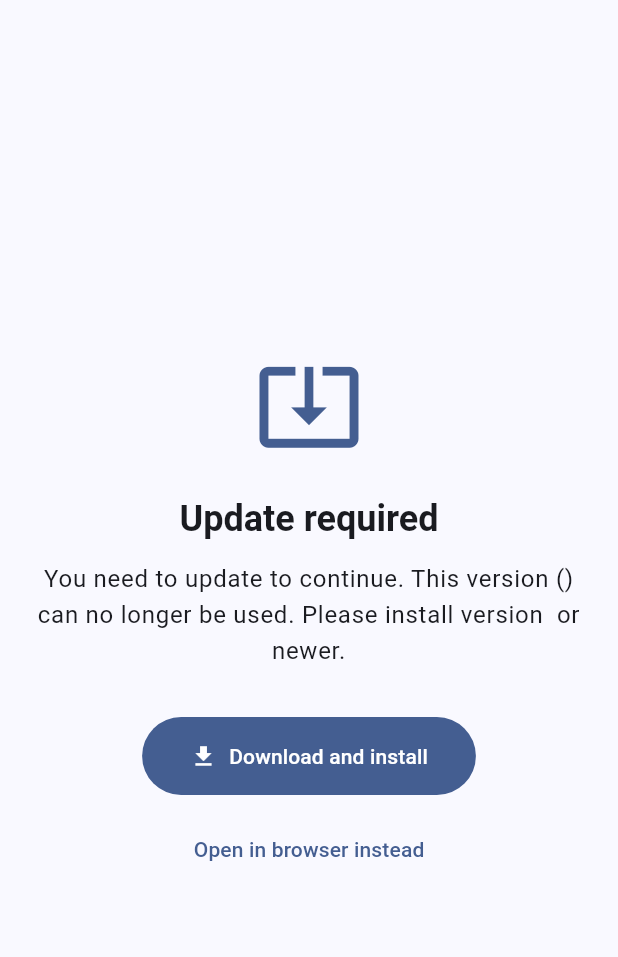
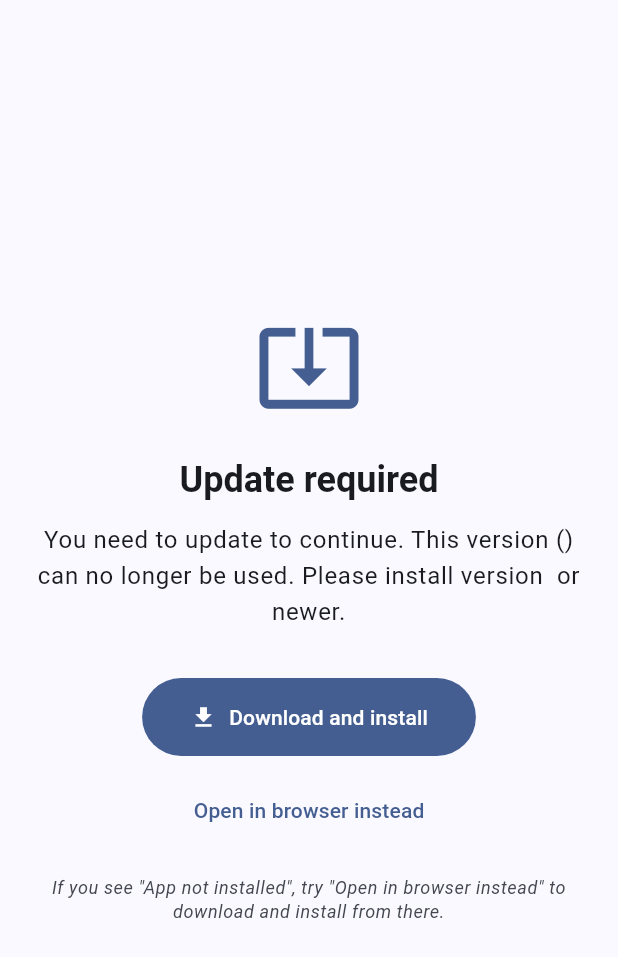
Before and after one commit to 456123qwertasdf-prog/Ispu_dres-_v1.0, a Flutter app: the _UpdateRequiredScreen screen opened directly with empty values, on a phone screen of 412 x 824 dp. Shown: the top 957 px of the screen. Run offline on Flutter 3.47's test engine with Material 3 defaults, Android fonts, the phone set to English and light mode, and no system bars; our stand-ins replace audioplayers, carousel_slider, connectivity_plus, flutter_html, flutter_map, geocoding and 9 more; missing offline and left inert: onesignal_flutter, pdfx, webview_flutter_wkwebview; accounts and stored records are empty; network calls fail; statements that could not run were skipped; project files that could hold a hidden picture were left out.

Commit message:
In-app update: docs (keystore + version both required), update check service and main
Made-with: Cursor

```diff
--- a/mobile_app/lib/main.dart
+++ b/mobile_app/lib/main.dart
@@ -331,6 +331,15 @@ class _UpdateRequiredScreen extends StatelessWidget {
                   onPressed: () => UpdateCheckService.openDownloadUrl(result.downloadUrl),
                   child: const Text('Open in browser instead'),
                 ),
+                const SizedBox(height: 20),
+                Text(
+                  'If you see "App not installed", try "Open in browser instead" to download and install from there.',
+                  style: Theme.of(context).textTheme.bodySmall?.copyWith(
+                    color: Theme.of(context).colorScheme.onSurfaceVariant,
+                    fontStyle: FontStyle.italic,
+                  ),
+                  textAlign: TextAlign.center,
+                ),
               ],
             ),
           ),
--- a/mobile_app/lib/services/update_check_service.dart
+++ b/mobile_app/lib/services/update_check_service.dart
@@ -233,6 +233,11 @@ class UpdateCheckService {
                   'The update could not be installed. You can try "Open in browser" to download the APK and install it from your browser or Files app.',
                   style: TextStyle(fontWeight: FontWeight.w500),
                 ),
+                const SizedBox(height: 8),
+                Text(
+                  'If you saw "App not installed", the update file may be signed differently than the app on your device. Use "Open in browser" to download and install.',
+                  style: TextStyle(fontSize: 12, color: Colors.grey.shade700),
+                ),
                 const SizedBox(height: 12),
                 Text('Details: $message', style: const TextStyle(fontSize: 12)),
               ],
```
Also changed, not shown: 1 other file.
